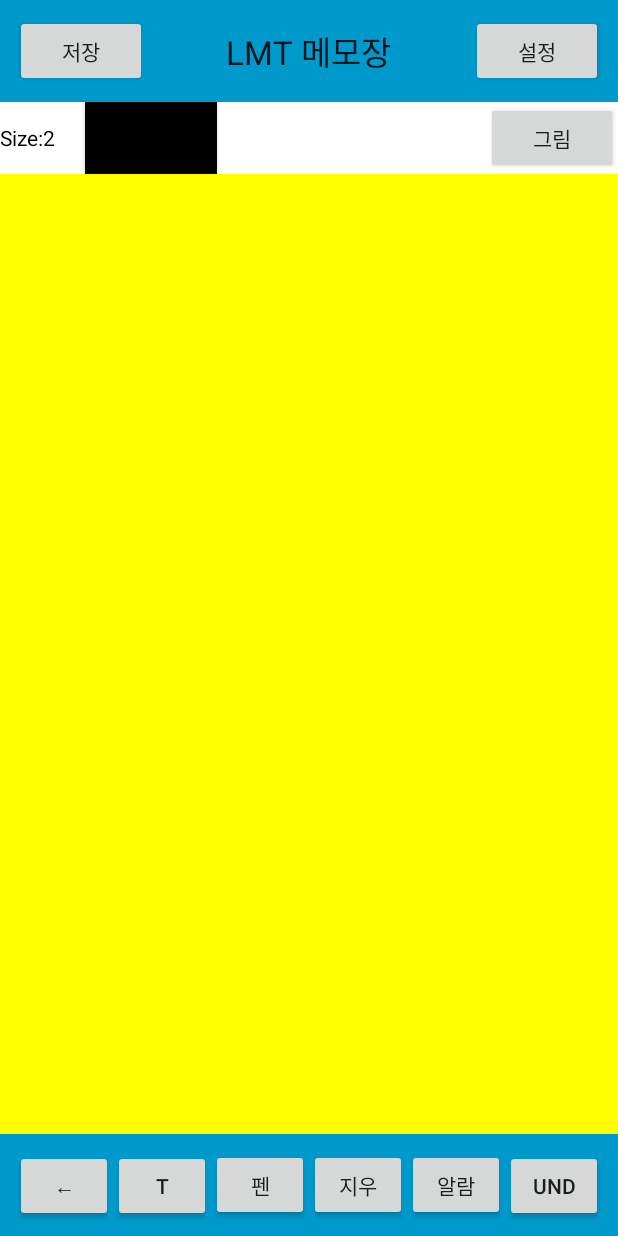
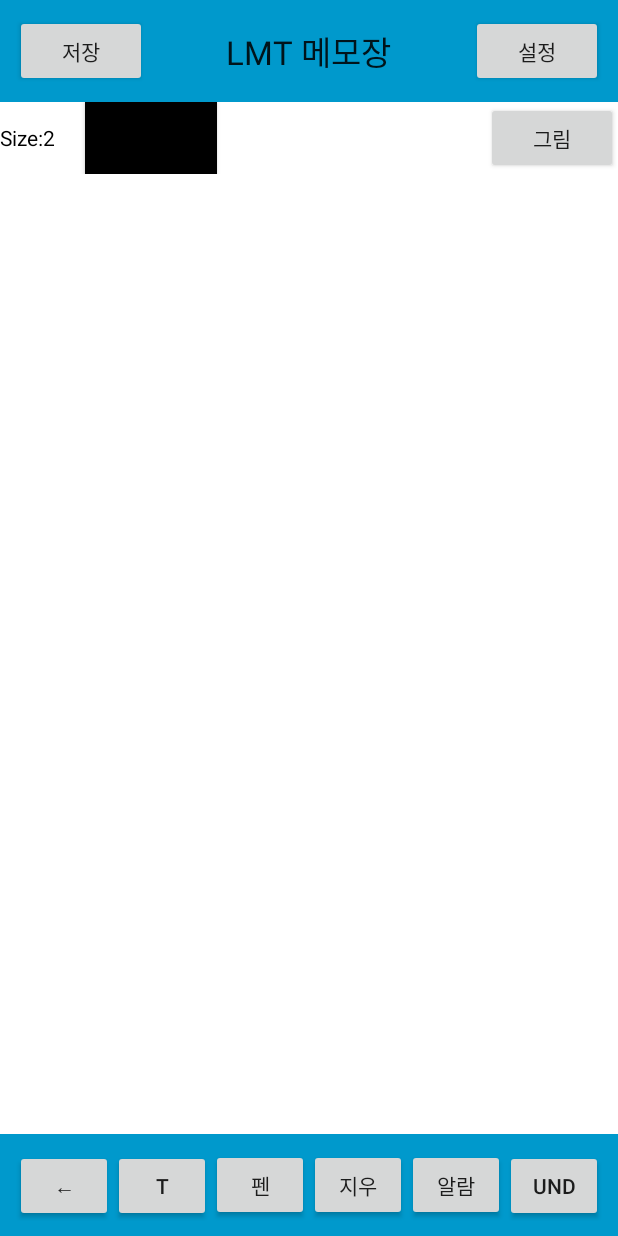
Before and after one commit to YoonDongSoo/KYP, an Android app: the MemoWriteActivity screen opened directly, with no data from a screen before it, on a phone screen of 412 x 824 dp. Run offline under Robolectric (Android 15) with nearby library versions, the phone set to English and light mode, and no system bars; 4 statements that could not run were skipped.

Commit message:
글쓰기 기능 연동

```diff
--- a/app/src/main/java/yu/kyp/PaintBoard.java
+++ b/app/src/main/java/yu/kyp/PaintBoard.java
@@ -336,7 +336,7 @@ public class PaintBoard extends View {
        // if (canvas != null) {
         //    canvas.drawColor(Color.BLACK);                       //캔버스의 배경색 설정
        // }
-        canvas.drawColor(Color.YELLOW);
+        canvas.drawColor(Color.WHITE);
        //bitmap = Bitmap.createBitmap(getWidth(), getHeight(), Bitmap.Config.ARGB_8888);
 
        // canvas.drawBitmap(bitmap,0,0,null);
@@ -475,7 +475,7 @@ public class PaintBoard extends View {
 
         //canvasBackground.drawBitmap(mBitmap, 0, 0, null);
         //canvas.drawBitmap(mBitmap, 0, 0, mBitmapPaint);
-        canvas.drawColor(Color.YELLOW);
+        canvas.drawColor(Color.WHITE);
 
 
 
--- a/app/src/main/res/layout/activity_memo_write.xml
+++ b/app/src/main/res/layout/activity_memo_write.xml
@@ -73,7 +73,9 @@
             android:layout_width="wrap_content"
             android:layout_height="wrap_content"
             android:text="그림"
-            android:layout_alignParentEnd="true" />
+            android:layout_alignParentEnd="true"
+            android:id="@+id/buttonPicture"
+            android:onClick="buttonPicture_OnClick" />
 
         </RelativeLayout>
 
@@ -114,13 +116,15 @@
             android:layout_height="wrap_content"
             android:text="←"
             android:id="@+id/buttonBack"
-            android:layout_weight="1" />
+            android:layout_weight="1"
+            android:onClick="buttonBack_OnClick" />
         <Button
             android:layout_width="wrap_content"
             android:layout_height="wrap_content"
             android:text="T"
             android:id="@+id/buttonText"
-            android:layout_weight="1" />
+            android:layout_weight="1"
+            android:onClick="buttonText_OnClick" />
         <Button
             android:layout_width="wrap_content"
             android:layout_height="wrap_content"
@@ -138,7 +142,8 @@
             android:layout_height="wrap_content"
             android:text="알람"
             android:id="@+id/buttonAlarm"
-            android:layout_weight="1" />
+            android:layout_weight="1"
+            android:onClick="buttonAlarm_OnClick" />
         <Button
             android:layout_width="wrap_content"
             android:layout_height="wrap_content"
```
Also changed, not shown: app/src/main/java/yu/kyp/image/UndoList.java (added, +80 -0 lines), app/src/main/res/drawable-xhdpi/cat2.png (added).
